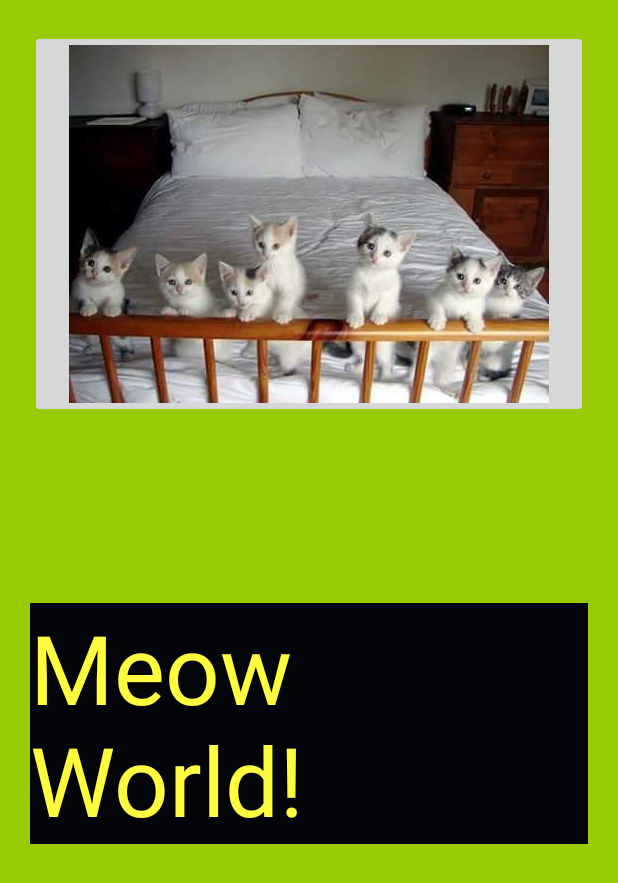
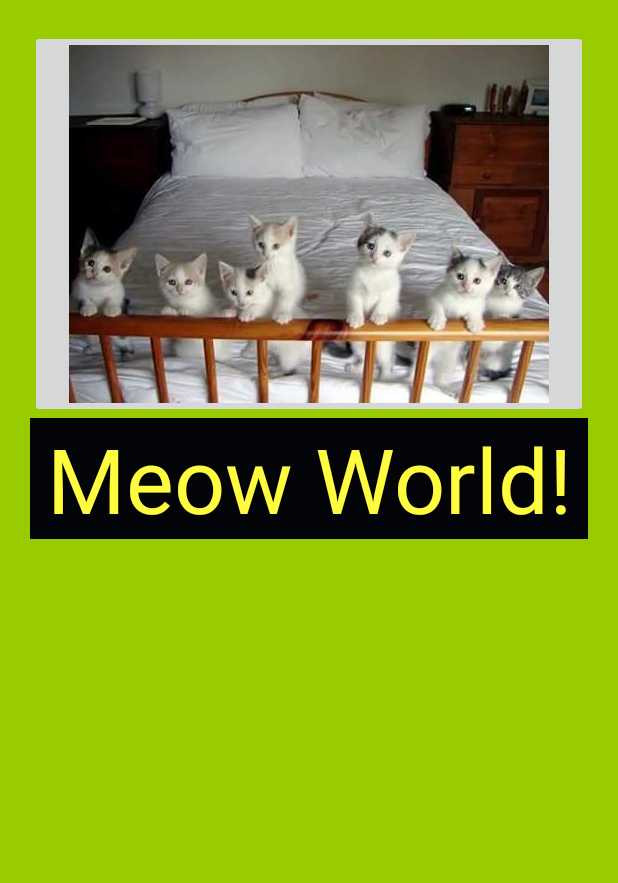
Before and after one commit to aveenathan/CatpixMeows, an Android app: the screen it shows after launch (MainActivity), on a phone screen of 412 x 824 dp. Shown: the top 883 px of the screen. Run offline under Robolectric (Android 15) with nearby library versions, the phone set to English and light mode, and no system bars.

Commit message:
Updated with Scrollable Landscape Screen

```diff
--- a/app/src/main/res/layout/activity_main.xml
+++ b/app/src/main/res/layout/activity_main.xml
@@ -1,6 +1,10 @@
-<RelativeLayout xmlns:android="http://schemas.android.com/apk/res/android"
-xmlns:tools="http://schemas.android.com/tools" android:layout_width="match_parent"
-android:layout_height="match_parent" android:paddingLeft="@dimen/activity_horizontal_margin"
+<ScrollView xmlns:android="http://schemas.android.com/apk/res/android"
+    xmlns:tools="http://schemas.android.com/tools"
+    android:id="@+id/ScrollView01"
+    android:layout_width="fill_parent"
+    android:scrollbars="none"
+    android:layout_height="match_parent"
+    android:paddingLeft="@dimen/activity_horizontal_margin"
     android:paddingRight="@dimen/activity_horizontal_margin"
     android:paddingTop="@dimen/activity_vertical_margin"
     android:paddingBottom="@dimen/activity_vertical_margin" tools:context=".MainActivity"
@@ -8,27 +12,12 @@ android:background="@android:color/holo_green_light"
     android:clickable="false"
     android:focusableInTouchMode="true">
 
-<TextView android:text="@string/hello_world" android:layout_width="wrap_content"
-    android:layout_height="wrap_content"
-    android:id="@+id/helloText"
-    android:background="#fb020208"
-    android:textColor="#fffffc3f"
-    android:textSize="@android:dimen/notification_large_icon_height"
-    android:typeface="sans"
-    android:layout_below="@+id/button1"
-    android:layout_alignParentRight="true"
-    android:layout_alignParentEnd="true"
-    android:layout_marginTop="123dp" />
+    <RelativeLayout
 
-    ImageButton
-        android:layout_width="wrap_content"
-        android:layout_height="wrap_content"
-        android:id="@+id/imageButton"
-        android:layout_alignParentLeft="true"
-        android:layout_alignParentStart="true"
-        android:layout_marginTop="174dp" />
+        android:layout_width="match_parent"
+        android:layout_height="wrap_content">
+     <ImageButton
 
-    <ImageButton
      android:layout_width="wrap_content"
      android:layout_height="wrap_content"
      android:id="@+id/button1"
@@ -36,7 +25,27 @@ android:focusableInTouchMode="true">
      android:layout_alignParentStart="true"
      android:layout_alignParentTop="true"
      android:src="@mipmap/hellokitties"
+     android:contentDescription="Kittens"
      android:layout_alignParentRight="true"
      android:layout_alignParentEnd="true" />
 
+    <TextView
+
+    android:text="@string/hello_world"
+    android:layout_width="wrap_content"
+    android:layout_height="wrap_content"
+    android:layout_alignStart="@id/button1"
+    android:layout_alignLeft="@id/button1"
+    android:layout_alignEnd="@id/button1"
+    android:layout_alignRight="@id/button1"
+    android:layout_below="@id/button1"
+    android:gravity="center"
+    android:id="@+id/helloText"
+    android:background="#fb020208"
+    android:textColor="#fffffc3f"
+    android:textSize="60sp"
+    android:typeface="sans"/>
+
     </RelativeLayout>
+
+</ScrollView>
```
Lines whose indentation alone changed are shown as unchanged.
